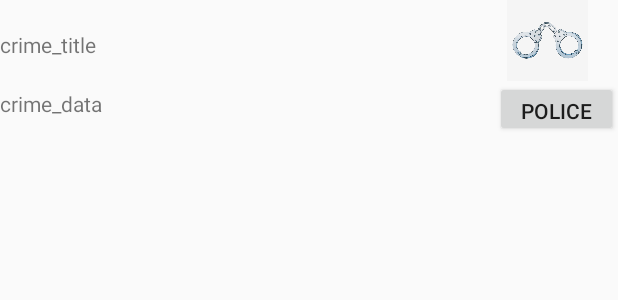
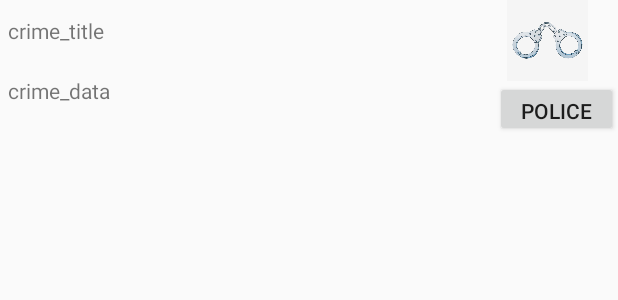
Before and after one commit to RuqaiahSaif/crime-1, an Android app: the layout serious_crime.xml on its own in the app's theme, with its tools: preview values and no code run, on a phone screen of 412 x 824 dp. Shown: the top 300 px of the screen. Run offline under Robolectric (Android 15) with nearby library versions, the phone set to English and light mode, and no system bars.

Commit message:
Update serious_crime.xml

```diff
--- a/app/src/main/res/layout/serious_crime.xml
+++ b/app/src/main/res/layout/serious_crime.xml
@@ -1,20 +1,20 @@
 <?xml version="1.0" encoding="utf-8"?>
-<androidx.constraintlayout.widget.ConstraintLayout
-    xmlns:android="http://schemas.android.com/apk/res/android"
+<androidx.constraintlayout.widget.ConstraintLayout xmlns:android="http://schemas.android.com/apk/res/android"
     xmlns:app="http://schemas.android.com/apk/res-auto"
     xmlns:tools="http://schemas.android.com/tools"
-    android:id="@+id/serious_crime"
+    android:id="@+id/linearLayout"
     android:layout_width="match_parent"
-    android:layout_height="match_parent">
+    android:layout_height="wrap_content">
 
     <TextView
         android:id="@+id/crime_title"
         android:layout_width="301dp"
         android:layout_height="19dp"
-        android:layout_marginTop="20dp"
+        android:layout_marginStart="5dp"
+        android:layout_marginTop="3dp"
+        android:layout_marginBottom="5dp"
         android:text="crime_title"
-        app:layout_constraintEnd_toEndOf="parent"
-        app:layout_constraintHorizontal_bias="0.0"
+        app:layout_constraintBottom_toTopOf="@+id/crime_date"
         app:layout_constraintStart_toStartOf="parent"
         app:layout_constraintTop_toTopOf="parent"></TextView>
 
@@ -22,9 +22,13 @@
         android:id="@+id/crime_date"
         android:layout_width="301dp"
         android:layout_height="21dp"
-        android:layout_marginTop="20dp"
+        android:layout_marginStart="5dp"
+        android:layout_marginTop="8dp"
+        android:layout_marginEnd="292dp"
+        android:layout_marginBottom="12dp"
         android:text="crime_data"
-        app:layout_constraintEnd_toEndOf="parent"
+        app:layout_constraintBottom_toBottomOf="parent"
+        app:layout_constraintEnd_toStartOf="@+id/crime_solved"
         app:layout_constraintHorizontal_bias="0.0"
         app:layout_constraintStart_toStartOf="parent"
         app:layout_constraintTop_toBottomOf="@+id/crime_title"></TextView>
@@ -36,6 +40,7 @@
         app:layout_constraintEnd_toEndOf="parent"
         app:layout_constraintTop_toTopOf="parent"
         app:srcCompat="@drawable/a" />
+
 
     <Button
         android:id="@+id/button"
```
